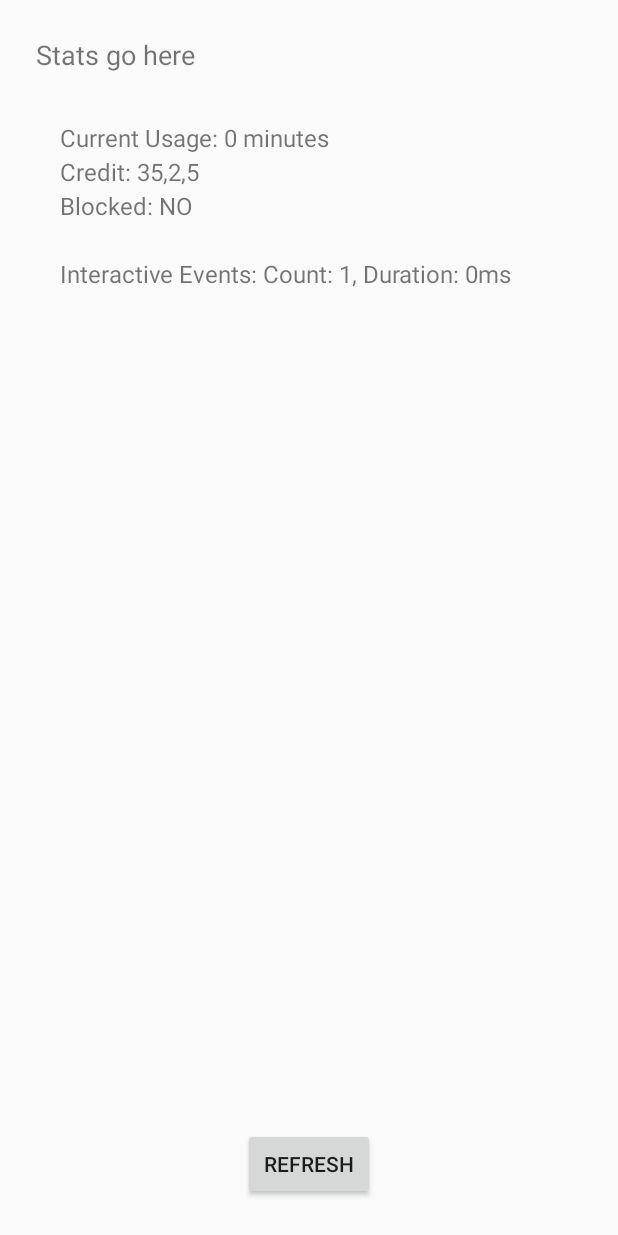
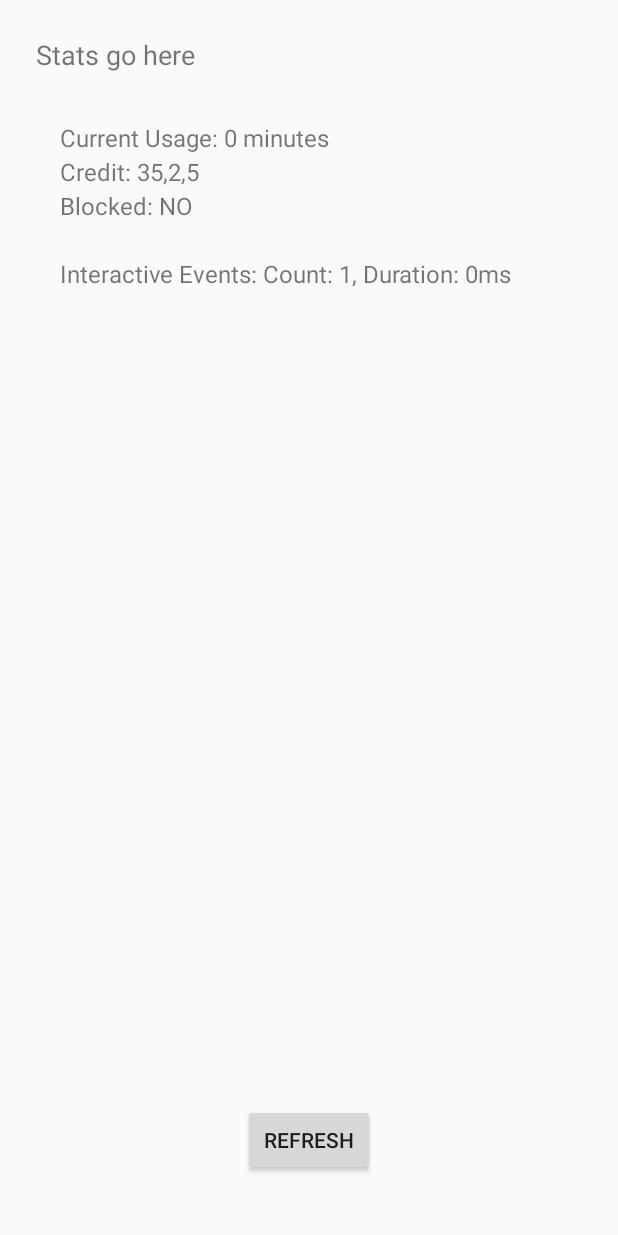
Before and after one commit to childscreentime/cst, an Android app: the StatusFragment screen opened directly, with no data from a screen before it, on a phone screen of 412 x 824 dp. Run offline under Robolectric (Android 15) with nearby library versions, the phone set to English and light mode, and no system bars.

Commit message:
fix status activity

```diff
--- a/app/src/main/java/io/github/childscreentime/ui/fragments/StatusFragment.java
+++ b/app/src/main/java/io/github/childscreentime/ui/fragments/StatusFragment.java
@@ -20,6 +20,7 @@ import io.github.childscreentime.core.ScreenTimeApplication;
 import io.github.childscreentime.core.TimeManager;
 import io.github.childscreentime.databinding.FragmentStatusBinding;
 import io.github.childscreentime.model.Credit;
+import io.github.childscreentime.ui.dialog.NoticeDialogFragment;
 import io.github.childscreentime.utils.Utils;
 
 /**
@@ -36,6 +37,7 @@ public class StatusFragment extends Fragment {
         return binding.getRoot();
     }
 
+    @Override
     public void onViewCreated(@NonNull View view, Bundle savedInstanceState) {
         super.onViewCreated(view, savedInstanceState);
 
@@ -61,9 +63,10 @@ public class StatusFragment extends Fragment {
         // Load initial status
         refreshStatus();
 
-        // Set up refresh button if it exists in parent activity
-        if (getActivity() != null) {
-            getActivity().findViewById(R.id.refreshButton).setOnClickListener(v -> refreshStatus());
+        // Set up refresh button in fragment layout
+        View refreshButton = binding.getRoot().findViewById(R.id.refreshButton);
+        if (refreshButton != null) {
+            refreshButton.setOnClickListener(v -> refreshStatus());
         }
     }
 
--- a/app/src/main/res/layout/activity_status.xml
+++ b/app/src/main/res/layout/activity_status.xml
@@ -24,11 +24,4 @@
         app:defaultNavHost="true"
         app:navGraph="@navigation/nav_graph_status" />
 
-    <!-- Refresh Button -->
-    <Button
-        android:id="@+id/refreshButton"
-        android:layout_width="wrap_content"
-        android:layout_height="wrap_content"
-        android:layout_gravity="center"
-        android:text="Refresh"/>
 </LinearLayout>
--- a/app/src/main/res/layout/fragment_status.xml
+++ b/app/src/main/res/layout/fragment_status.xml
@@ -1,17 +1,18 @@
 <?xml version="1.0" encoding="utf-8"?>
-<ScrollView xmlns:android="http://schemas.android.com/apk/res/android"
+<LinearLayout xmlns:android="http://schemas.android.com/apk/res/android"
     xmlns:app="http://schemas.android.com/apk/res-auto"
     xmlns:tools="http://schemas.android.com/tools"
     android:layout_width="match_parent"
     android:layout_height="match_parent"
-    android:fillViewport="true"
+    android:orientation="vertical"
+    android:padding="16dp"
     tools:context=".StatusFragment">
 
-    <LinearLayout
+    <ScrollView
         android:layout_width="match_parent"
-        android:layout_height="wrap_content"
-        android:orientation="vertical"
-        android:padding="16dp">
+        android:layout_height="0dp"
+        android:layout_weight="1"
+        android:fillViewport="true">
 
         <TextView
             android:id="@+id/statusText"
@@ -21,5 +22,15 @@
             android:textSize="16sp"
             android:lineSpacingExtra="4dp" />
 
-    </LinearLayout>
-</ScrollView>
+    </ScrollView>
+
+    <!-- Refresh Button -->
+    <Button
+        android:id="@+id/refreshButton"
+        android:layout_width="wrap_content"
+        android:layout_height="wrap_content"
+        android:layout_gravity="center"
+        android:layout_marginTop="16dp"
+        android:text="Refresh" />
+
+</LinearLayout>
```
